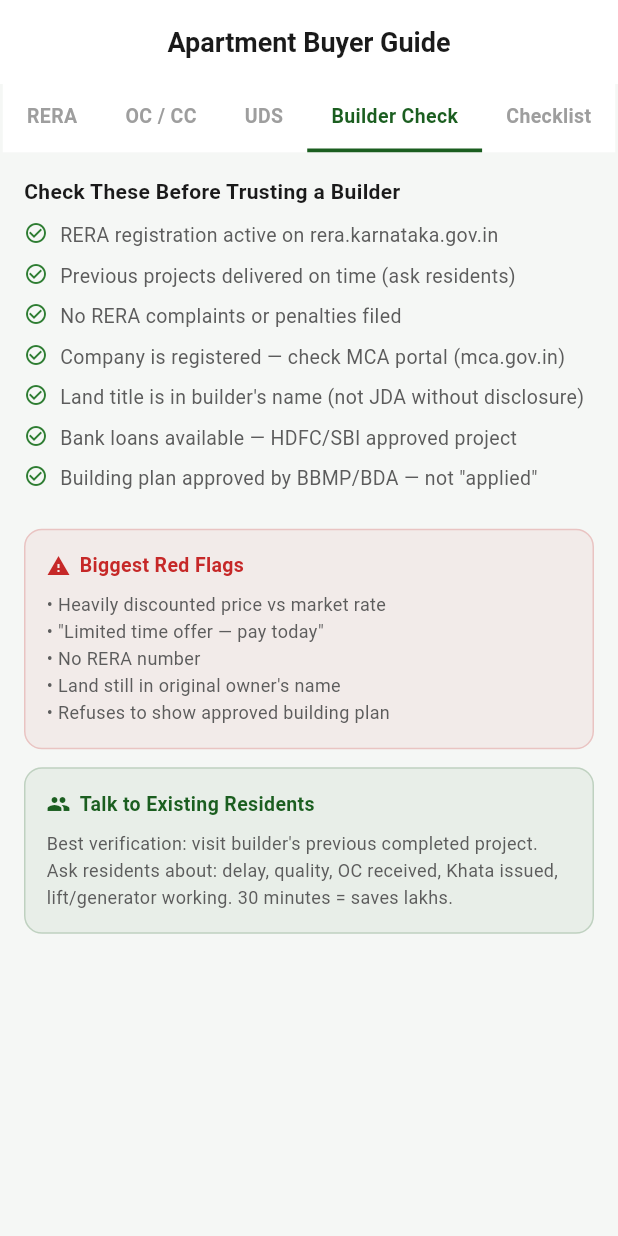
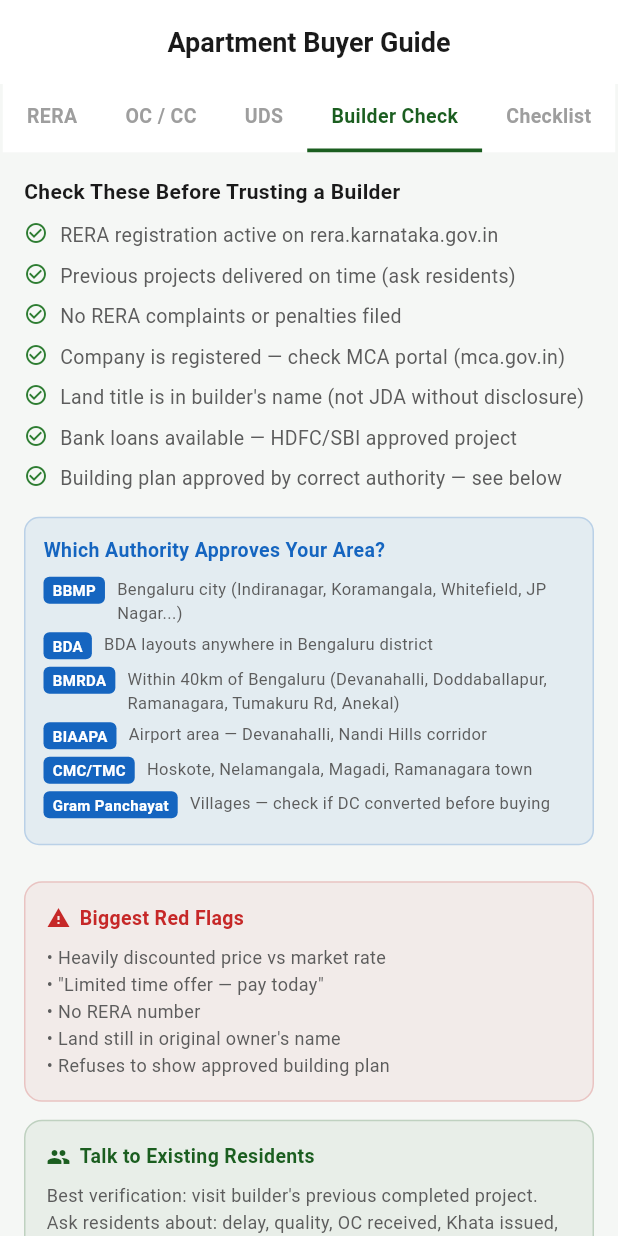
Before and after one commit to sanjay-lab-ops/digi-sampatti, a Flutter app: the ApartmentGuideScreen screen opened by its route, after a tap on "OC / CC", after a tap on "UDS", after a tap on "Builder Check", on a phone screen of 412 x 824 dp. Run offline on Flutter 3.47's test engine with Material 3 defaults, Android fonts, the phone set to English and light mode, and no system bars; our stand-ins replace camera, dio, firebase_auth, firebase_core, flutter_dotenv, flutter_riverpod and 13 more; missing offline and left inert: razorpay_flutter; accounts and stored records are empty; Roboto replaces fonts that are missing (Poppins).

Commit message:
Add BMRDA, BIAAPA, CMC, LP Number to glossary and apartment guide
- Glossary: 9 new terms (BMRDA, BIAAPA, CMC/TMC, GP, LP Number, SAS)
- Apartment Builder Check: authority reference table showing which body
  approves each Bengaluru area (BBMP/BDA/BMRDA/BIAAPA/CMC/GP)

Co-Authored-By: Claude Sonnet 4.6 <noreply@anthropic.com>

```diff
--- a/lib/features/guides/apartment_guide_screen.dart
+++ b/lib/features/guides/apartment_guide_screen.dart
@@ -162,7 +162,30 @@ class _ApartmentGuideScreenState extends State<ApartmentGuideScreen> {
         _CheckItem('Company is registered — check MCA portal (mca.gov.in)'),
         _CheckItem('Land title is in builder\'s name (not JDA without disclosure)'),
         _CheckItem('Bank loans available — HDFC/SBI approved project'),
-        _CheckItem('Building plan approved by BBMP/BDA — not "applied"'),
+        _CheckItem('Building plan approved by correct authority — see below'),
+        const SizedBox(height: 8),
+        Container(
+          padding: const EdgeInsets.all(12),
+          decoration: BoxDecoration(
+            color: AppColors.info.withOpacity(0.08),
+            borderRadius: BorderRadius.circular(10),
+            border: Border.all(color: AppColors.info.withOpacity(0.2)),
+          ),
+          child: Column(
+            crossAxisAlignment: CrossAxisAlignment.start,
+            children: [
+              const Text('Which Authority Approves Your Area?', style: TextStyle(fontWeight: FontWeight.bold, fontSize: 13, color: AppColors.info)),
+              const SizedBox(height: 8),
+              _AuthRow('BBMP', 'Bengaluru city (Indiranagar, Koramangala, Whitefield, JP Nagar...)'),
+              _AuthRow('BDA', 'BDA layouts anywhere in Bengaluru district'),
+              _AuthRow('BMRDA', 'Within 40km of Bengaluru (Devanahalli, Doddaballapur, Ramanagara, Tumakuru Rd, Anekal)'),
+              _AuthRow('BIAAPA', 'Airport area — Devanahalli, Nandi Hills corridor'),
+              _AuthRow('CMC/TMC', 'Hoskote, Nelamangala, Magadi, Ramanagara town'),
+              _AuthRow('Gram Panchayat', 'Villages — check if DC converted before buying'),
+            ],
+          ),
+        ),
+        const SizedBox(height: 8),
         const SizedBox(height: 16),
         _InfoCard(AppColors.danger, Icons.report_problem, 'Biggest Red Flags',
           '• Heavily discounted price vs market rate\n• "Limited time offer — pay today"\n• No RERA number\n• Land still in original owner\'s name\n• Refuses to show approved building plan'),
@@ -243,6 +266,25 @@ class _ApartmentGuideScreenState extends State<ApartmentGuideScreen> {
   }
 }
 
+class _AuthRow extends StatelessWidget {
+  final String name;
+  final String area;
+  const _AuthRow(this.name, this.area);
+  @override
+  Widget build(BuildContext context) => Padding(
+    padding: const EdgeInsets.only(bottom: 5),
+    child: Row(crossAxisAlignment: CrossAxisAlignment.start, children: [
+      Container(
+        padding: const EdgeInsets.symmetric(horizontal: 6, vertical: 2),
+        decoration: BoxDecoration(color: AppColors.info, borderRadius: BorderRadius.circular(4)),
+        child: Text(name, style: const TextStyle(color: Colors.white, fontWeight: FontWeight.bold, fontSize: 10)),
+      ),
+      const SizedBox(width: 8),
+      Expanded(child: Text(area, style: const TextStyle(fontSize: 11, color: AppColors.textMedium))),
+    ]),
+  );
+}
+
 class _InfoCard extends StatelessWidget {
   final Color color;
   final IconData icon;
--- a/lib/features/guides/legal_glossary_screen.dart
+++ b/lib/features/guides/legal_glossary_screen.dart
@@ -38,6 +38,12 @@ class _LegalGlossaryScreenState extends State<LegalGlossaryScreen> {
     _Term('Guideline Value', 'Government Guidance Value', 'Minimum price per sq ft set by Karnataka government for each area. Stamp duty is calculated on guideline value or actual price — whichever is higher.', 'Tax'),
     _Term('FTL', 'Full Tank Level', 'Water level boundary of lakes. No construction allowed within FTL boundary. BBMP and BDA map shows FTL boundaries. Very common issue in Bengaluru lake-adjacent areas.', 'Restriction'),
     _Term('Raja Kaluve', 'Storm Water Drain', 'Government storm drain network. No construction allowed within 30 ft (primary) or 15 ft (secondary) buffer. Many illegal buildings exist on Raja Kaluve buffer.', 'Restriction'),
+    _Term('BMRDA', 'Bangalore Metropolitan Region Development Authority', 'Approves layouts and developments within 40km radius around Bengaluru — areas like Devanahalli, Doddaballapur, Ramanagara, Tumakuru Road, Anekal. BMRDA approved = legal and bank loanable. Many buyers confuse BMRDA areas with BBMP — they have different rules.', 'Authority'),
+    _Term('BIAAPA', 'Bangalore International Airport Area Planning Authority', 'Handles approvals specifically in the Devanahalli and Nandi Hills area — around the airport. Separate from BMRDA. Any layout near Kempegowda Airport must have BIAAPA approval, not BDA or BBMP.', 'Authority'),
+    _Term('CMC / TMC', 'City / Town Municipal Council', 'Municipal bodies for smaller towns like Anekal, Hoskote, Nelamangala, Ramanagara. Properties in CMC/TMC areas have their own Khata — different from BBMP Khata. Banks give loans for CMC/TMC properties.', 'Municipal'),
+    _Term('Gram Panchayat', 'Village Local Body', 'Governing body for rural villages. GP Khata is for agricultural or rural properties. GP areas have fewer restrictions but also fewer services. Banks are cautious with GP properties without DC conversion.', 'Municipal'),
+    _Term('LP Number', 'Layout Plan Number', 'Official approval number given by BDA/BBMP/BMRDA when a layout is approved. Every plot in a legal layout has an LP number. No LP number = illegal layout. Always ask for LP number before buying a plot.', 'Land'),
+    _Term('SAS', 'Self-Assessment Scheme', 'BBMP property tax self-assessment. Owner calculates and pays tax based on property details. SAS receipt is proof of property tax payment and is needed for Khata transfer and registration.', 'Tax'),
   ];
 
   List<_Term> get _filtered {
```
